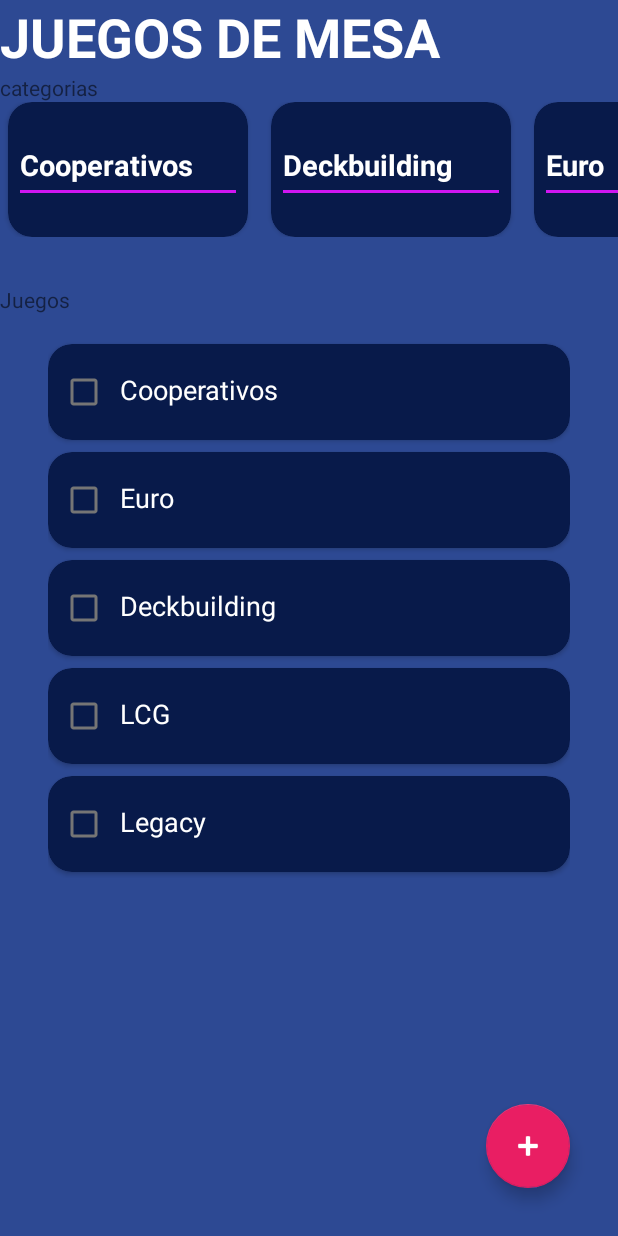
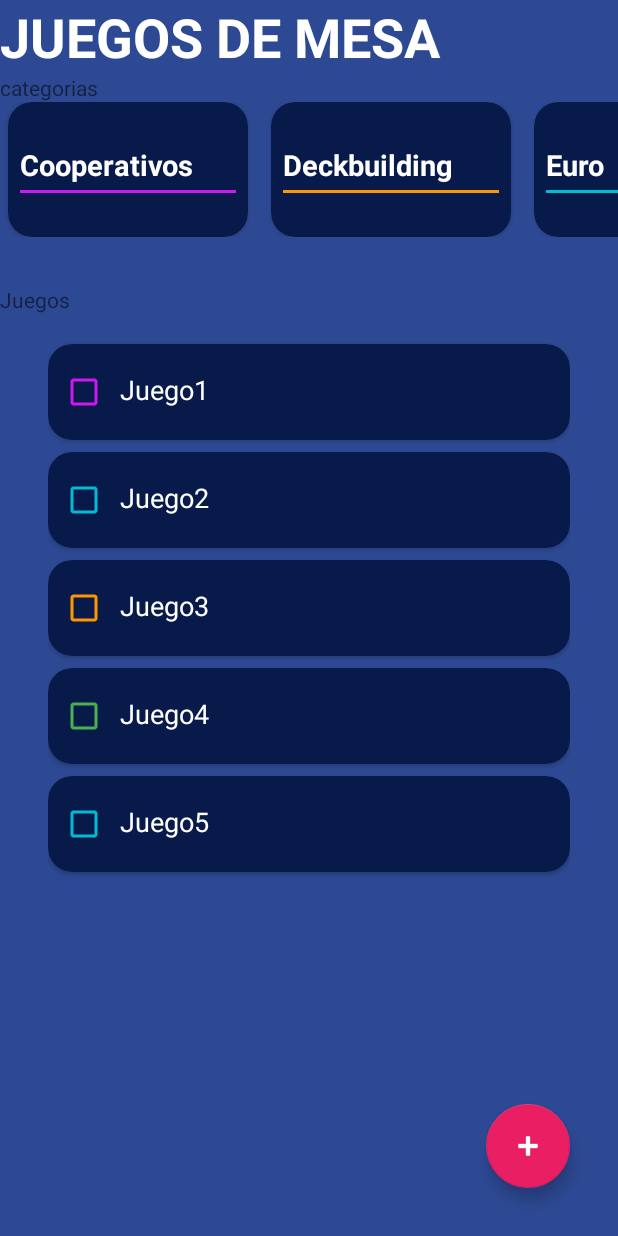
Before and after one commit to Vectorgr/pmdm_repo, an Android app: the screen it shows after launch (BoardgamesActivity), after a tap on "BoardgameApp", on a phone screen of 412 x 824 dp. Run offline under Robolectric (Android 15) with nearby library versions, the phone set to English and light mode, and no system bars.

Commit message:
Se ha creado la apllicacion de boardgames y se ha iniciado el de paleta colores

```diff
--- a/app/src/main/java/com/victorgr/aplicacionespmdm/BoardgamesApp/BoardgamesActivity.kt
+++ b/app/src/main/java/com/victorgr/aplicacionespmdm/BoardgamesApp/BoardgamesActivity.kt
@@ -1,9 +1,15 @@
 package com.victorgr.aplicacionespmdm.BoardgamesApp
 
+import android.app.Dialog
 import androidx.appcompat.app.AppCompatActivity
 import android.os.Bundle
+import android.widget.Button
+import android.widget.EditText
+import android.widget.RadioButton
+import android.widget.RadioGroup
 import androidx.recyclerview.widget.LinearLayoutManager
 import androidx.recyclerview.widget.RecyclerView
+import com.google.android.material.floatingactionbutton.FloatingActionButton
 import com.victorgr.aplicacionespmdm.R
 
 class BoardgamesActivity : AppCompatActivity() {
@@ -12,6 +18,9 @@ class BoardgamesActivity : AppCompatActivity() {
 
     private lateinit var categoriesAdapter: CategoriesAdapter
     private lateinit var gamesAdapter: GamesAdapter
+    private lateinit var fabAddGame: FloatingActionButton
+
+
 
     private val categories = listOf(
         GameCategory.Cooperative,
@@ -21,11 +30,11 @@ class BoardgamesActivity : AppCompatActivity() {
         GameCategory.Legacy
     )
     private val games = mutableListOf(
-        Games.Cooperative,
-        Games.Euro,
-        Games.Deckbuilding,
-        Games.LCG,
-        Games.Legacy
+        Game.juego1,
+        Game.juego2,
+        Game.juego3,
+        Game.juego4,
+        Game.juego5
     )
 
     override fun onCreate(savedInstanceState: Bundle?){
@@ -34,11 +43,14 @@ class BoardgamesActivity : AppCompatActivity() {
 
         initcomponents()
         initUI();
+        initListener();
     }
 
     private fun initcomponents() {
         rvCategories = findViewById<RecyclerView>(R.id.rvCategories)
         rvGames = findViewById<RecyclerView>(R.id.rvGames)
+        fabAddGame = findViewById<FloatingActionButton>(R.id.fabAddGame)
+
     }
     private fun initUI(){
         categoriesAdapter = CategoriesAdapter(categories)
@@ -47,13 +59,56 @@ class BoardgamesActivity : AppCompatActivity() {
         rvCategories.adapter = categoriesAdapter
 
         //Games
-        gamesAdapter = GamesAdapter(games)
+        gamesAdapter = GamesAdapter(games);
         rvGames.layoutManager = LinearLayoutManager(this, LinearLayoutManager.VERTICAL, false)
         rvGames.adapter = gamesAdapter;
 
+    }
+    private fun initListener(){
+        fabAddGame.setOnClickListener(){
+            showDialog();
+        }
+
+    }
+    private fun showDialog() {
+        val dialog = Dialog(this)
+        dialog.setContentView(R.layout.dialog_game)
+        var btnAddGame: Button= dialog.findViewById(R.id.btnAddGame)
+        var etGame: EditText = dialog.findViewById(R.id.etGame)
+        var rgCategories: RadioGroup = dialog.findViewById(R.id.rgCategories)
+
+        btnAddGame.setOnClickListener{
+            val currentGame = etGame.text.toString()
+            if(currentGame.isNotEmpty()){
+                val selectedId = rgCategories.checkedRadioButtonId
+                val selectedRadioButton: RadioButton = rgCategories.findViewById(selectedId)
+                val currentCategory: GameCategory = when(selectedRadioButton.text){
+                    getString(R.string.dialog_cooperative_category) -> GameCategory.Cooperative
+                    getString(R.string.dialog_deckbuilding_category) -> GameCategory.Deckbuilding
+                    getString(R.string.dialog_euro_category) -> GameCategory.Euro
+                    getString(R.string.dialog_lcg_category) -> GameCategory.LCG
+                    else -> GameCategory.Legacy
+                }
+                games.add(Game(currentGame,currentCategory));
+                updateGames()
+                dialog.hide()
+            }
+        }
+
+
+        dialog.show()
 
 
     }
+    private fun updateGames(){
+        gamesAdapter.notifyDataSetChanged()
+    }
+    private fun onGameSelected(position:Int){
+        games[position].isSelected = !games[position].isSelected
+        updateGames()
+    }
+
+
 
 
 }
--- a/app/src/main/java/com/victorgr/aplicacionespmdm/BoardgamesApp/CategoriesViewHolder.kt
+++ b/app/src/main/java/com/victorgr/aplicacionespmdm/BoardgamesApp/CategoriesViewHolder.kt
@@ -29,7 +29,7 @@ class CategoriesViewHolder(view: View) : RecyclerView.ViewHolder(view) {
                 divider.setBackgroundColor(
                     getColor(
                         divider.context,
-                        R.color.bgapp_cooperative_category
+                        R.color.bgapp_deckbuilding_category
                     )
                 )
             }
@@ -39,7 +39,7 @@ class CategoriesViewHolder(view: View) : RecyclerView.ViewHolder(view) {
                 divider.setBackgroundColor(
                     getColor(
                         divider.context,
-                        R.color.bgapp_cooperative_category
+                        R.color.bgapp_euro_category
                     )
                 )
             }
@@ -49,7 +49,7 @@ class CategoriesViewHolder(view: View) : RecyclerView.ViewHolder(view) {
                 divider.setBackgroundColor(
                     getColor(
                         divider.context,
-                        R.color.bgapp_cooperative_category
+                        R.color.bgapp_lcg_category
                     )
                 )
             }
@@ -59,12 +59,10 @@ class CategoriesViewHolder(view: View) : RecyclerView.ViewHolder(view) {
                 divider.setBackgroundColor(
                     getColor(
                         divider.context,
-                        R.color.bgapp_cooperative_category
+                        R.color.bgapp_legacy_category
                     )
                 )
             }
-
-
         }
     }
 }
--- /dev/null
+++ b/app/src/main/java/com/victorgr/aplicacionespmdm/BoardgamesApp/Game.kt
@@ -0,0 +1,10 @@
+package com.victorgr.aplicacionespmdm.BoardgamesApp
+ open class Game (val name:String, val category: GameCategory, var isSelected:Boolean = false){
+    object juego1 : Game("Juego1",GameCategory.Cooperative);
+    object juego2 : Game("Juego2", GameCategory.Euro)
+    object juego3 : Game("Juego3", GameCategory.Deckbuilding);
+    object juego4 : Game("Juego4", GameCategory.LCG)
+    object juego5 : Game("Juego5", GameCategory.Euro)
+
+
+}
--- a/app/src/main/java/com/victorgr/aplicacionespmdm/BoardgamesApp/Games.kt
+++ /dev/null
@@ -1,9 +0,0 @@
-package com.victorgr.aplicacionespmdm.BoardgamesApp
-
-sealed class Games(var isSelected:Boolean = true) {
-    object Deckbuilding : Games()
-    object Euro : Games()
-    object LCG : Games()
-    object Cooperative : Games()
-    object Legacy : Games()
-}
--- a/app/src/main/java/com/victorgr/aplicacionespmdm/BoardgamesApp/GamesAdapter.kt
+++ b/app/src/main/java/com/victorgr/aplicacionespmdm/BoardgamesApp/GamesAdapter.kt
@@ -6,7 +6,7 @@ import androidx.recyclerview.widget.RecyclerView
 import com.victorgr.aplicacionespmdm.R
 
 
-class GamesAdapter(private val games: MutableList<Games>) :
+class GamesAdapter(private val games: MutableList<Game>) :
     RecyclerView.Adapter<GamesViewHolder>() {
     override fun onCreateViewHolder(parent: ViewGroup, viewType: Int): GamesViewHolder {
         val view = LayoutInflater.from(parent.context).inflate(R.layout.item_game, parent, false)
--- a/app/src/main/java/com/victorgr/aplicacionespmdm/BoardgamesApp/GamesViewHolder.kt
+++ b/app/src/main/java/com/victorgr/aplicacionespmdm/BoardgamesApp/GamesViewHolder.kt
@@ -1,9 +1,10 @@
 package com.victorgr.aplicacionespmdm.BoardgamesApp
 
+import android.content.res.ColorStateList
 import android.view.View
 import android.widget.CheckBox
 import android.widget.TextView
-import androidx.core.content.ContextCompat.getColor
+import androidx.core.content.ContextCompat
 import androidx.recyclerview.widget.RecyclerView
 import com.victorgr.aplicacionespmdm.R
 
@@ -11,36 +12,19 @@ class GamesViewHolder(view: View) : RecyclerView.ViewHolder(view) {
 
     private val cbGame : CheckBox = view.findViewById(R.id.cbGame)
     private val tvGame : TextView = view.findViewById(R.id.tvGame);
+    fun render(game: Game) {
+        tvGame.text = game.name
+
+        val color = when(game.category){
+            GameCategory.Cooperative -> R.color.bgapp_cooperative_category
+            GameCategory.Deckbuilding -> R.color.bgapp_deckbuilding_category
+            GameCategory.Euro -> R.color.bgapp_euro_category
+            GameCategory.LCG -> R.color.bgapp_lcg_category
+            GameCategory.Legacy -> R.color.bgapp_legacy_category
+        }
+
+        cbGame.buttonTintList = ColorStateList.valueOf(ContextCompat.getColor(cbGame.context, color))
+    }
 
 
-    fun render(game: Games) {
-        when (game) {
-            Games.Cooperative -> {
-                tvGame.text = "Cooperativos"
-
-            }
-
-            Games.Deckbuilding -> {
-                tvGame.text = "Deckbuilding"
-
-            }
-
-            Games.Euro -> {
-                tvGame.text= "Euro"
-
-            }
-
-            Games.LCG -> {
-                tvGame.text= "LCG"
-
-            }
-
-            Games.Legacy -> {
-                tvGame.text= "Legacy"
-
-            }
-
-
-        }
-    }
 }
--- a/app/src/main/java/com/victorgr/aplicacionespmdm/BoardgamesApp/game.kt
+++ /dev/null
@@ -1,2 +0,0 @@
-package com.victorgr.aplicacionespmdm.BoardgamesApp
-data class Game (val name:String, val category: GameCategory, var isSelected:Boolean = false)
--- a/app/src/main/res/values/strings.xml
+++ b/app/src/main/res/values/strings.xml
@@ -10,4 +10,14 @@
     <string name="bgtitulo">Juegos de mesa</string>
     <string name="categories">categorias</string>
     <string name="games">Juegos</string>
+    <string name="dialog_add_game">Añadir un juego</string>
+    <string name="dialog_cooperative_category">Cooperativo</string>
+    <string name="dialog_deckbuilding_category">Deckbuilding</string>
+    <string name="dialog_euro_category">Euro</string>
+    <string name="dialog_lcg_category">LCG</string>
+    <string name="dialog_legacy_category">Legacy</string>
+
+    <string name="dialog_newgame_button"> Nuevo juego</string>
+
+
 </resources>
```
Also changed, not shown: app/src/main/AndroidManifest.xml (+5 -5 lines), app/src/main/java/com/victorgr/aplicacionespmdm/PaletaColoresApp/PaletaColores.kt (added, +12 -0 lines), app/src/main/res/layout/activity_paleta_colores.xml (added, +64 -0 lines).
